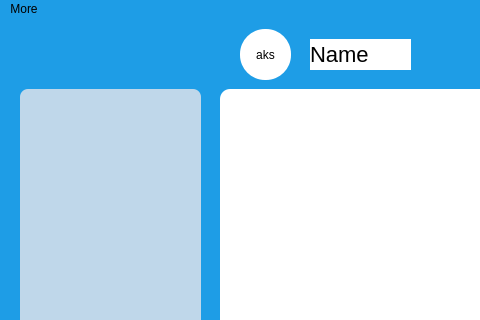
Qt form client/mainwindow.ui (AP-projects-4001/jan-ghahve) before a commit; both pictures show x 0 to 480 and y 0 to 320 of the 820 by 548 pixel window.
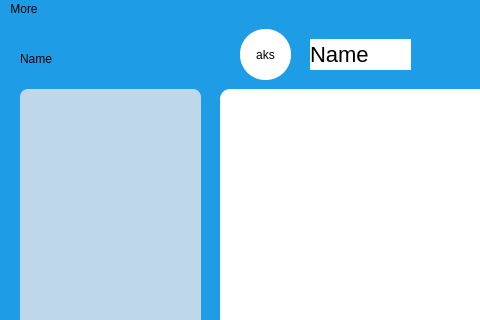
The same form after that commit. Icons and pictures are not drawn.

```diff
--- a/client/mainwindow.ui
+++ b/client/mainwindow.ui
@@ -248,6 +248,19 @@
      </property>
     </widget>
    </widget>
+   <widget class="QLabel" name="label_2">
+    <property name="geometry">
+     <rect>
+      <x>20</x>
+      <y>30</y>
+      <width>63</width>
+      <height>20</height>
+     </rect>
+    </property>
+    <property name="text">
+     <string>Name</string>
+    </property>
+   </widget>
   </widget>
   <widget class="QMenuBar" name="menubar">
    <property name="cursor">
```
Left out of the diff: 2 changed lines with no effect on the pictures.
